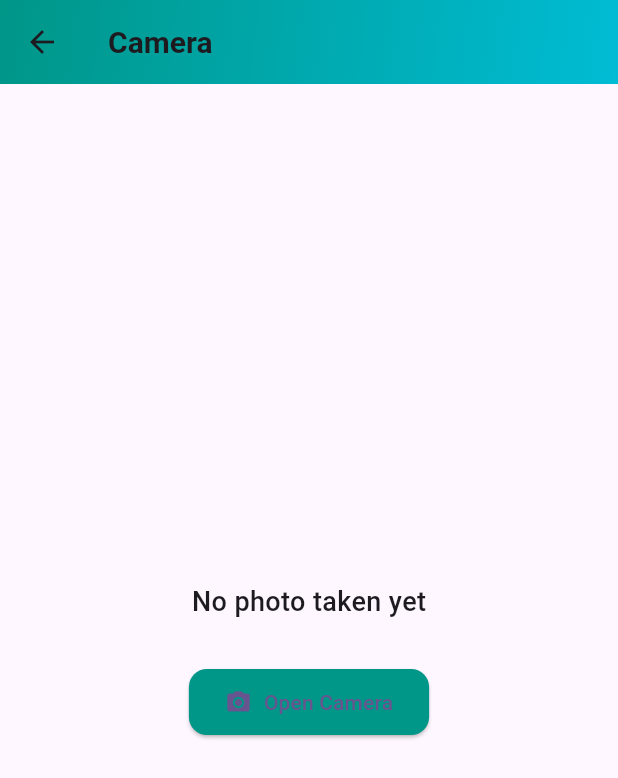
After one commit to hasnain-a7/myFirstFlutterApp, a Flutter app: the CameraScreen screen opened by its route, on a phone screen of 412 x 824 dp. The commit adds this screen. Shown: the top 778 px of the screen. Run offline on Flutter 3.47's test engine with Material 3 defaults, Android fonts, the phone set to English and light mode, and no system bars; our stand-ins replace google_maps_flutter, image_picker, shared_preferences; accounts and stored records are empty.

Commit message:
completed the app

```diff
--- a/lib/main.dart
+++ b/lib/main.dart
@@ -4,6 +4,7 @@ import 'screens/signup_screen.dart';
 import 'screens/home_screen.dart';
 import 'screens/gallery_screen.dart';
 import 'screens/map_screen.dart';
+import 'screens/camera_screen.dart';
 
 void main() {
   runApp(const MyApp());
@@ -28,6 +29,7 @@ class MyApp extends StatelessWidget {
         '/home': (context) => const HomeScreen(),
         '/gallery': (context) => const GalleryScreen(),
         '/map': (context) => const MapScreen(),
+        '/camera': (context) => const CameraScreen(),
       },
     );
   }
--- /dev/null
+++ b/lib/screens/camera_screen.dart
@@ -0,0 +1,87 @@
+import 'dart:io';
+import 'package:flutter/material.dart';
+import 'package:image_picker/image_picker.dart';
+
+class CameraScreen extends StatefulWidget {
+  const CameraScreen({super.key});
+
+  @override
+  State<CameraScreen> createState() => _CameraScreenState();
+}
+
+class _CameraScreenState extends State<CameraScreen> {
+  final ImagePicker picker = ImagePicker();
+  XFile? image;
+
+  Future<void> openCamera() async {
+    final picked = await picker.pickImage(source: ImageSource.camera);
+    if (picked != null) {
+      setState(() {
+        image = picked;
+      });
+    }
+  }
+
+  @override
+  Widget build(BuildContext context) {
+    return Scaffold(
+      appBar: AppBar(
+        flexibleSpace: Container(
+          decoration: const BoxDecoration(
+            gradient: LinearGradient(
+              colors: [Colors.teal, Colors.cyan],
+              begin: Alignment.topLeft,
+              end: Alignment.bottomRight,
+            ),
+          ),
+        ),
+        title: const Text(
+          "Camera",
+          style: TextStyle(fontWeight: FontWeight.bold, fontSize: 20),
+        ),
+        elevation: 6,
+      ),
+      body: Center(
+        child: Column(
+          mainAxisAlignment: MainAxisAlignment.center,
+          children: [
+            if (image == null)
+              const Text(
+                "No photo taken yet",
+                style: TextStyle(fontSize: 18, fontWeight: FontWeight.w500),
+              )
+            else
+              Container(
+                height: 300,
+                width: 300,
+                decoration: BoxDecoration(
+                  borderRadius: BorderRadius.circular(20),
+                  border: Border.all(color: Colors.teal, width: 2),
+                  image: DecorationImage(
+                    image: FileImage(File(image!.path)),
+                    fit: BoxFit.cover,
+                  ),
+                ),
+              ),
+            const SizedBox(height: 30),
+            ElevatedButton.icon(
+              onPressed: openCamera,
+              icon: const Icon(Icons.camera_alt),
+              label: const Text("Open Camera"),
+              style: ElevatedButton.styleFrom(
+                backgroundColor: Colors.teal,
+                padding: const EdgeInsets.symmetric(
+                  horizontal: 24,
+                  vertical: 12,
+                ),
+                shape: RoundedRectangleBorder(
+                  borderRadius: BorderRadius.circular(12),
+                ),
+              ),
+            ),
+          ],
+        ),
+      ),
+    );
+  }
+}
--- a/lib/screens/home_screen.dart
+++ b/lib/screens/home_screen.dart
@@ -70,8 +70,7 @@ class _HomeScreenState extends State<HomeScreen> {
   }
 
   Future<void> _launchGitHub() async {
-    const url =
-        'https://github.com/hasnain-a7/myFirstFlutterApp.git'; // replace with your GitHub URL
+    const url = 'https://github.com/hasnain-a7/myFirstFlutterApp';
     if (!await launchUrl(
       Uri.parse(url),
       mode: LaunchMode.externalApplication,
@@ -119,8 +118,7 @@ class _HomeScreenState extends State<HomeScreen> {
                 backgroundColor: Colors.white,
                 backgroundImage: profilePic.isNotEmpty
                     ? NetworkImage(profilePic)
-                    : const AssetImage('assets/default_avatar.png')
-                          as ImageProvider,
+                    : const AssetImage('assets/BATMAN.jpg') as ImageProvider,
               ),
             ),
             Expanded(
@@ -145,6 +143,14 @@ class _HomeScreenState extends State<HomeScreen> {
                     onTap: () {
                       Navigator.pop(context);
                       Navigator.pushNamed(context, '/map');
+                    },
+                  ),
+                  ListTile(
+                    leading: const Icon(Icons.camera_alt),
+                    title: const Text('Camera'),
+                    onTap: () {
+                      Navigator.pop(context);
+                      Navigator.pushNamed(context, '/camera');
                     },
                   ),
                   ListTile(
--- a/lib/screens/map_screen.dart
+++ b/lib/screens/map_screen.dart
@@ -57,6 +57,14 @@ class _MapScreenState extends State<MapScreen> {
               },
             ),
             ListTile(
+              leading: const Icon(Icons.camera_alt),
+              title: const Text('Camera'),
+              onTap: () {
+                Navigator.pop(context);
+                Navigator.pushNamed(context, '/camera');
+              },
+            ),
+            ListTile(
               leading: const Icon(Icons.logout),
               title: const Text('Logout'),
               onTap: () {
--- a/pubspec.yaml
+++ b/pubspec.yaml
@@ -62,6 +62,10 @@ flutter:
   # included with your application, so that you can use the icons in
   # the material Icons class.
   uses-material-design: true
+  assets:
+    - assets/1.jpg
+    - assets/2.jpg
+    - assets/BATMAN.jpg
 
   # To add assets to your application, add an assets section, like this:
   # assets:
```
Also changed, not shown: lib/screens/gallery_screen.dart (+152 -7 lines), assets/1.jpg (added), assets/2.jpg (added), 7 other files.
